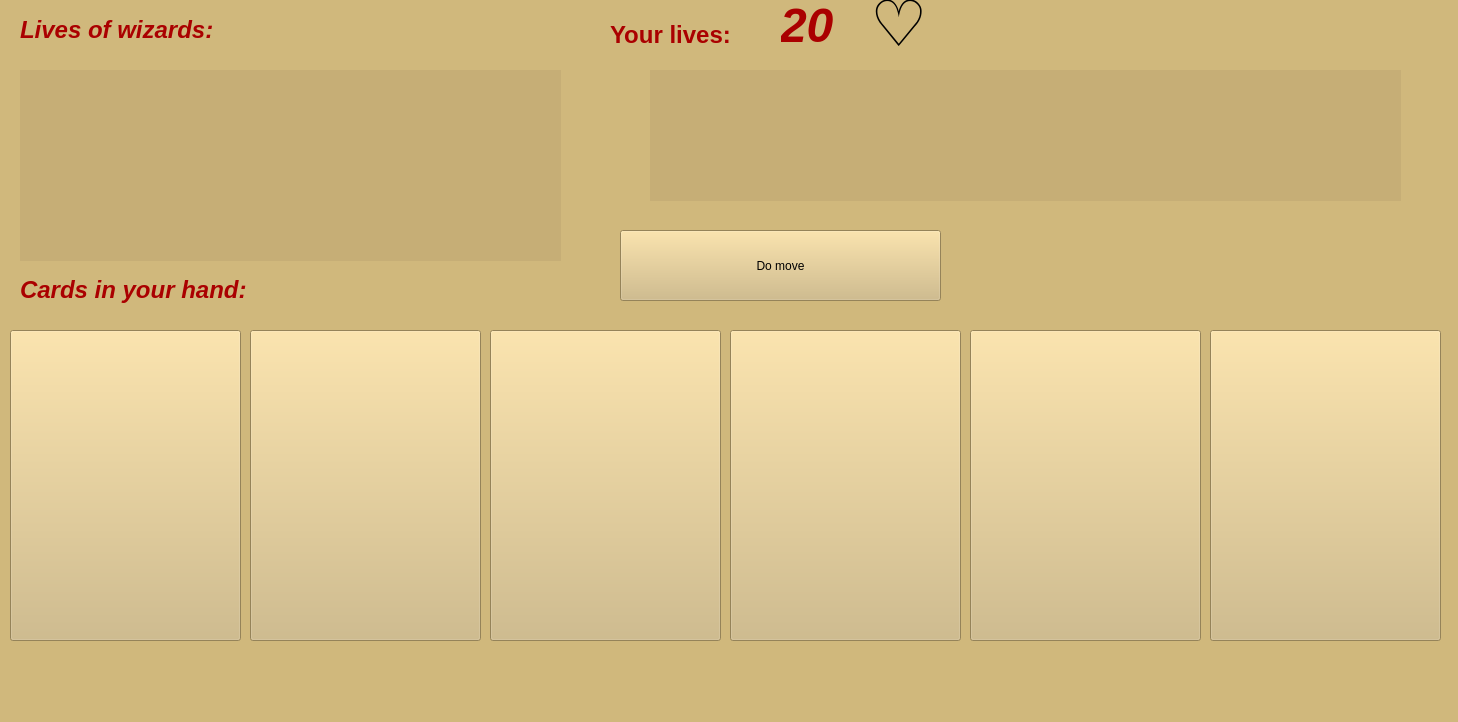
The window that client/forms/board.ui (Alina-Muha/Epic-Spell-Wars) describes before a commit, drawn with Qt 5.
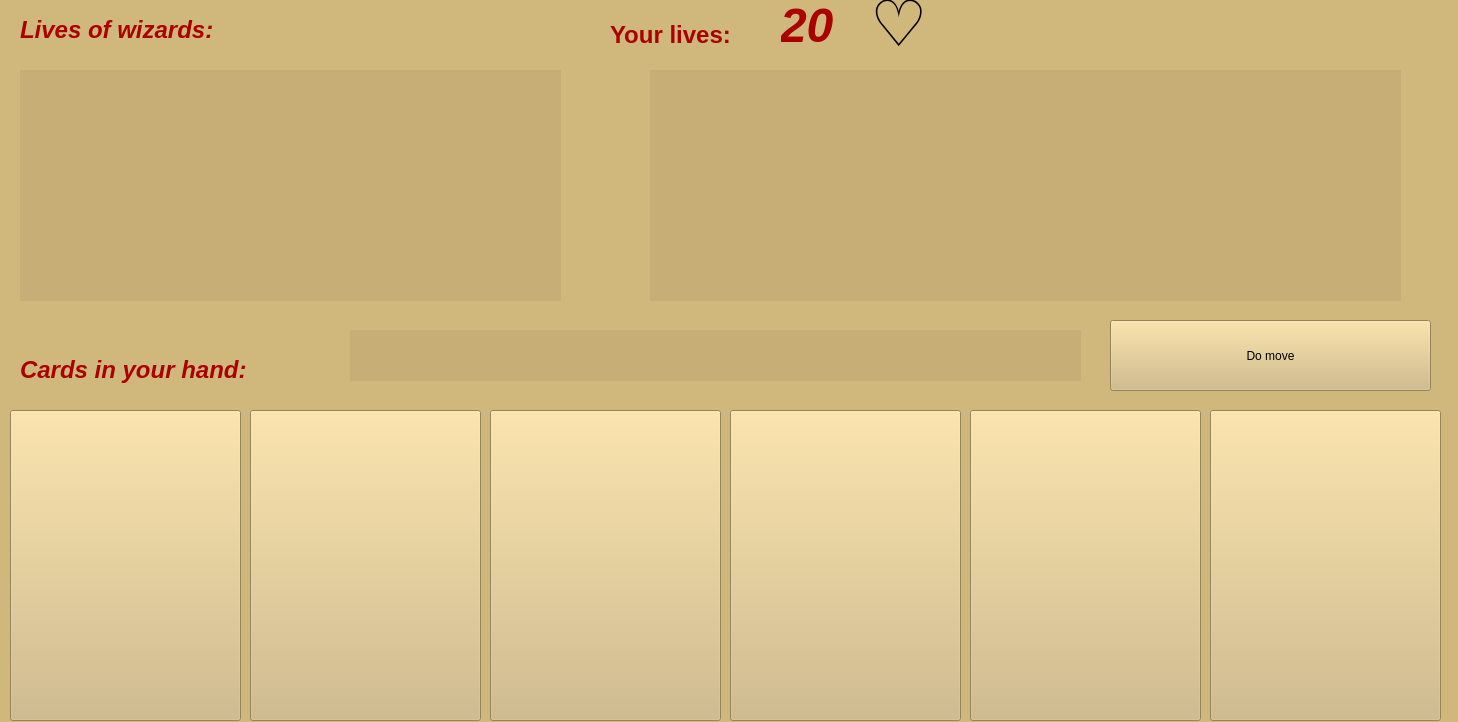
The same window after the commit.

Commit message: correct move checking

What changed in the file:
```diff
--- a/client/forms/board.ui
+++ b/client/forms/board.ui
@@ -49,7 +49,7 @@
    <property name="geometry">
     <rect>
      <x>20</x>
-     <y>260</y>
+     <y>340</y>
      <width>281</width>
      <height>61</height>
     </rect>
@@ -83,7 +83,7 @@
      <x>20</x>
      <y>70</y>
      <width>541</width>
-     <height>191</height>
+     <height>231</height>
     </rect>
    </property>
    <property name="styleSheet">
@@ -100,7 +100,7 @@
      <x>650</x>
      <y>70</y>
      <width>751</width>
-     <height>131</height>
+     <height>231</height>
     </rect>
    </property>
    <property name="styleSheet">
@@ -115,7 +115,7 @@
    <property name="geometry">
     <rect>
      <x>10</x>
-     <y>330</y>
+     <y>410</y>
      <width>231</width>
      <height>311</height>
     </rect>
@@ -131,7 +131,7 @@
    <property name="geometry">
     <rect>
      <x>250</x>
-     <y>330</y>
+     <y>410</y>
      <width>231</width>
      <height>311</height>
     </rect>
@@ -144,7 +144,7 @@
    <property name="geometry">
     <rect>
      <x>490</x>
-     <y>330</y>
+     <y>410</y>
      <width>231</width>
      <height>311</height>
     </rect>
@@ -157,7 +157,7 @@
    <property name="geometry">
     <rect>
      <x>730</x>
-     <y>330</y>
+     <y>410</y>
      <width>231</width>
      <height>311</height>
     </rect>
@@ -170,7 +170,7 @@
    <property name="geometry">
     <rect>
      <x>970</x>
-     <y>330</y>
+     <y>410</y>
      <width>231</width>
      <height>311</height>
     </rect>
@@ -183,7 +183,7 @@
    <property name="geometry">
     <rect>
      <x>1210</x>
-     <y>330</y>
+     <y>410</y>
      <width>231</width>
      <height>311</height>
     </rect>
@@ -211,8 +211,8 @@
   <widget class="QPushButton" name="do_move_button">
    <property name="geometry">
     <rect>
-     <x>620</x>
-     <y>230</y>
+     <x>1110</x>
+     <y>320</y>
      <width>321</width>
      <height>71</height>
     </rect>
@@ -227,6 +227,23 @@
     <string>Do move</string>
    </property>
   </widget>
+  <widget class="QLabel" name="info">
+   <property name="geometry">
+    <rect>
+     <x>350</x>
+     <y>330</y>
+     <width>731</width>
+     <height>51</height>
+    </rect>
+   </property>
+   <property name="styleSheet">
+    <string notr="true">background-color: rgb(198, 174, 118);
+font: 14pt &quot;Papyrus&quot;;</string>
+   </property>
+   <property name="text">
+    <string/>
+   </property>
+  </widget>
  </widget>
  <resources/>
  <connections/>
```
The commit also changes 2 other files.
